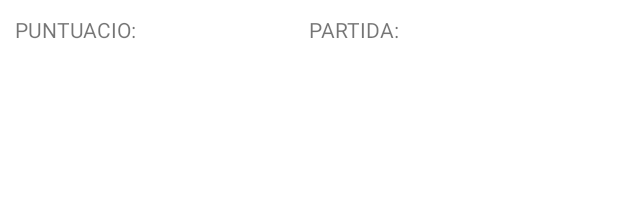
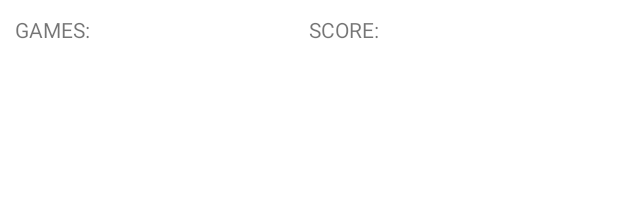
Before and after one commit to TCMAndroid2022/assigment2-Grup10, an Android app: the layout row_info.xml on its own in the app's theme, with its tools: preview values and no code run, on a phone screen of 412 x 824 dp. Shown: the top 213 px of the screen. Run offline under Robolectric (Android 15) with nearby library versions, the phone set to English and light mode, and no system bars.

Commit message:
commit 50

```diff
--- a/app/src/main/res/layout/row_info.xml
+++ b/app/src/main/res/layout/row_info.xml
@@ -1,15 +1,28 @@
 <?xml version="1.0" encoding="utf-8"?>
 <LinearLayout xmlns:android="http://schemas.android.com/apk/res/android"
     android:layout_width="match_parent"
-    android:layout_height="match_parent"
+    android:layout_height="wrap_content"
     android:padding="10dp">
 
     <TextView
-        android:id="@+id/textView3"
+        android:id="@+id/info_partides"
         android:layout_width="0dp"
         android:layout_height="wrap_content"
         android:layout_weight="1"
-        android:text="PUNTUACIO: " />
+        android:text="GAMES: " />
+
+    <TextView
+        android:id="@+id/partida_info"
+        android:layout_width="0dp"
+        android:layout_height="wrap_content"
+        android:layout_weight="1" />
+
+    <TextView
+        android:id="@+id/info_puntuacio"
+        android:layout_width="0dp"
+        android:layout_height="wrap_content"
+        android:layout_weight="1"
+        android:text="SCORE: " />
 
     <TextView
         android:id="@+id/puntuacio_info"
@@ -17,17 +30,4 @@
         android:layout_height="wrap_content"
         android:layout_weight="1" />
 
-    <TextView
-        android:id="@+id/textView4"
-        android:layout_width="0dp"
-        android:layout_height="wrap_content"
-        android:layout_weight="1"
-        android:text="PARTIDA: " />
-
-    <TextView
-        android:id="@+id/partida_info"
-        android:layout_width="0dp"
-        android:layout_height="wrap_content"
-        android:layout_weight="1" />
-
 </LinearLayout>
```
Also changed, not shown: app/src/main/java/cat/tecnocampus/mobileapps/practica2/LluisBoschNadal/IvanCarolNavas/MaricelNavarroSagarra/RankingInfo.java (+5 -5 lines), app/src/main/res/layout/activity_ranking_info.xml (+7 -8 lines).
